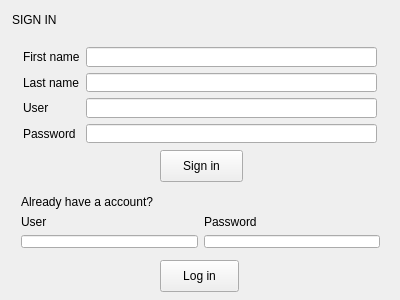
This is GUI/login.ui in thanhmvu/RocketRapport as Qt 5 draws it before an edit. The edited form follows.
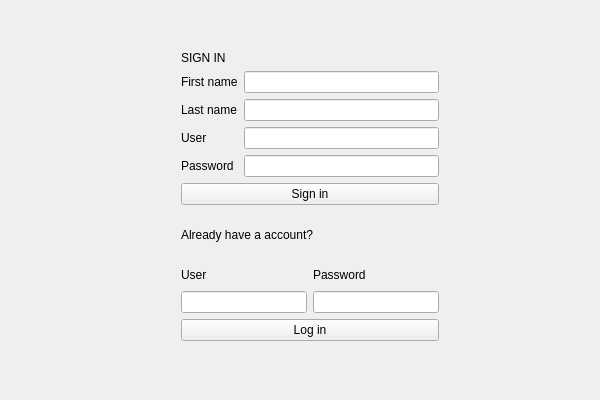
This is the edited form.

Commit message: Modify login method in GUI

What changed in the file:
```diff
--- a/GUI/login.ui
+++ b/GUI/login.ui
@@ -6,35 +6,36 @@
    <rect>
     <x>0</x>
     <y>0</y>
-    <width>400</width>
-    <height>300</height>
+    <width>600</width>
+    <height>400</height>
    </rect>
   </property>
   <property name="windowTitle">
    <string>Login</string>
   </property>
-  <widget class="QPushButton" name="pushButton_login">
+  <widget class="QWidget" name="">
    <property name="geometry">
     <rect>
-     <x>160</x>
-     <y>260</y>
-     <width>79</width>
-     <height>32</height>
+     <x>170</x>
+     <y>40</y>
+     <width>280</width>
+     <height>312</height>
     </rect>
    </property>
+   <layout class="QVBoxLayout" name="verticalLayout_7">
+    <item>
+     <layout class="QVBoxLayout" name="verticalLayout_6">
+      <item>
+       <widget class="QLabel" name="label_8">
    <property name="text">
-    <string>Log in</string>
-   </property>
-  </widget>
-  <widget class="QWidget" name="layoutWidget">
-   <property name="geometry">
-    <rect>
-     <x>12</x>
-     <y>36</y>
-     <width>376</width>
-     <height>118</height>
-    </rect>
-   </property>
+         <string>SIGN IN</string>
+        </property>
+        <property name="alignment">
+         <set>Qt::AlignLeading|Qt::AlignLeft|Qt::AlignVCenter</set>
+        </property>
+       </widget>
+      </item>
+      <item>
    <layout class="QHBoxLayout" name="horizontalLayout_2">
     <item>
      <layout class="QVBoxLayout" name="verticalLayout_3">
@@ -89,45 +90,17 @@
      </layout>
     </item>
    </layout>
-  </widget>
-  <widget class="QLabel" name="label_8">
-   <property name="geometry">
-    <rect>
-     <x>12</x>
-     <y>12</y>
-     <width>131</width>
-     <height>16</height>
-    </rect>
-   </property>
-   <property name="text">
-    <string>SIGN IN</string>
-   </property>
-   <property name="alignment">
-    <set>Qt::AlignLeading|Qt::AlignLeft|Qt::AlignVCenter</set>
-   </property>
-  </widget>
+      </item>
+     </layout>
+    </item>
+    <item>
   <widget class="QPushButton" name="pushButton_signin">
-   <property name="geometry">
-    <rect>
-     <x>160</x>
-     <y>150</y>
-     <width>83</width>
-     <height>32</height>
-    </rect>
-   </property>
    <property name="text">
     <string>Sign in</string>
    </property>
   </widget>
-  <widget class="QWidget" name="layoutWidget">
-   <property name="geometry">
-    <rect>
-     <x>10</x>
-     <y>184</y>
-     <width>381</width>
-     <height>75</height>
-    </rect>
-   </property>
+    </item>
+    <item>
    <layout class="QVBoxLayout" name="verticalLayout_5">
     <item>
      <widget class="QLabel" name="label_7">
@@ -169,7 +142,22 @@
      </layout>
     </item>
    </layout>
-  </widget>
+    </item>
+    <item>
+     <widget class="QPushButton" name="pushButton_login">
+      <property name="text">
+       <string>Log in</string>
+      </property>
+     </widget>
+    </item>
+   </layout>
+  </widget>
+  <zorder>pushButton_login</zorder>
+  <zorder>layoutWidget</zorder>
+  <zorder>label_8</zorder>
+  <zorder>pushButton_signin</zorder>
+  <zorder>layoutWidget</zorder>
+  <zorder>pushButton_signin</zorder>
  </widget>
  <layoutdefault spacing="6" margin="11"/>
  <resources/>
```
Lines whose indentation alone changed are shown as unchanged. The commit also changes 3 other files.
